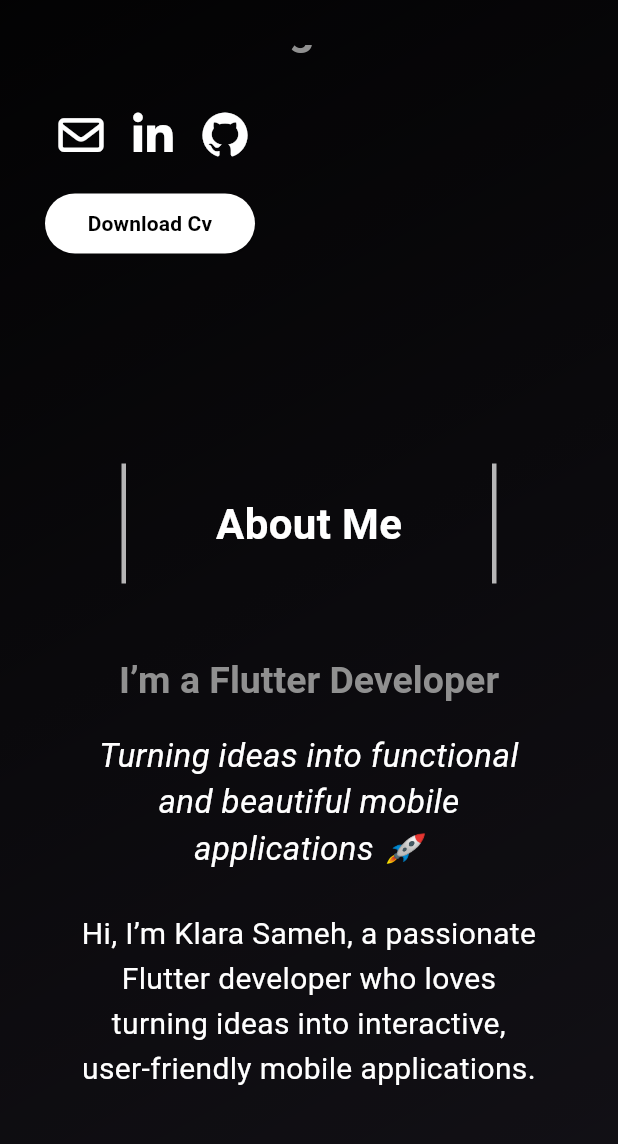
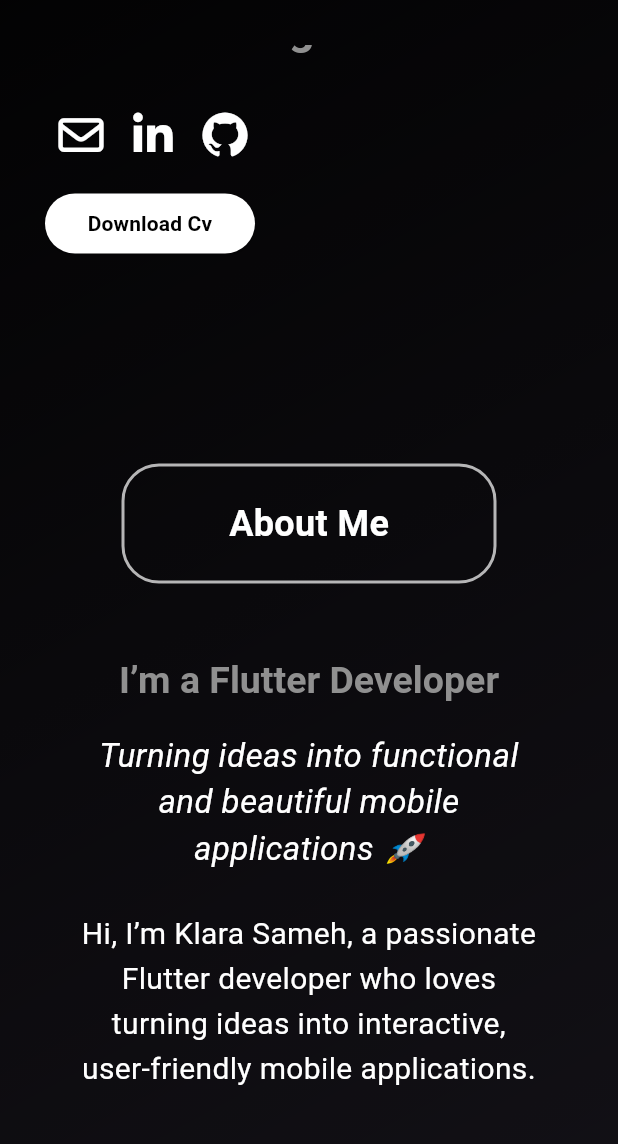
Before and after one commit to klarasameh1/Portfolio, a Flutter app: the screen it shows after launch, scrolled down 576 dp, on a phone screen of 412 x 824 dp, the part 90-1234 px from its top. Run offline on Flutter 3.47's test engine with Material 3 defaults, Android fonts, the phone set to English and light mode, and no system bars; drawn by our look-alikes of animated_text_kit; our stand-ins replace font_awesome_flutter.

Commit message:
edit box

```diff
--- a/lib/widgets/rectangleBox.dart
+++ b/lib/widgets/rectangleBox.dart
@@ -14,25 +14,19 @@ class RectangleBox extends StatelessWidget {
       width: 250,
       height: 80,
       decoration: BoxDecoration(
-        color: Colors.transparent,
-        border: Border(
-          right: BorderSide(
-              color: Colors.white70, // softer border
-              width: 3,
-          ),
-          left: BorderSide(
-            color: Colors.white70, // softer border
-            width: 3,
-          ),
+        borderRadius: BorderRadius.circular(25), // slight rounding
+        border: Border.all(
+          color: Colors.white70,
+          width: 2,
         ),
       ),
-      child:  Center(
+      child: Center(
         child: Text(
           content,
-          style: TextStyle(
+          style: const TextStyle(
             color: Colors.white,
             fontWeight: FontWeight.bold,
-            fontSize: 28,
+            fontSize: 24,
           ),
         ),
       ),
```
